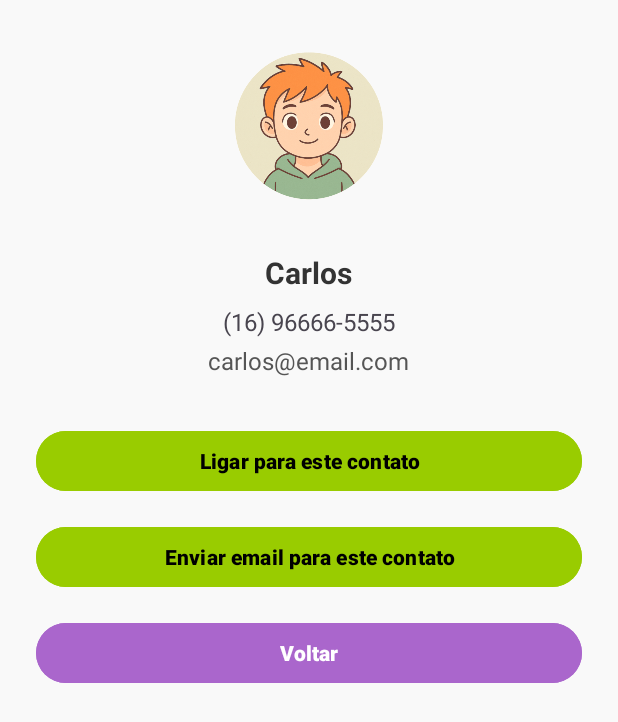
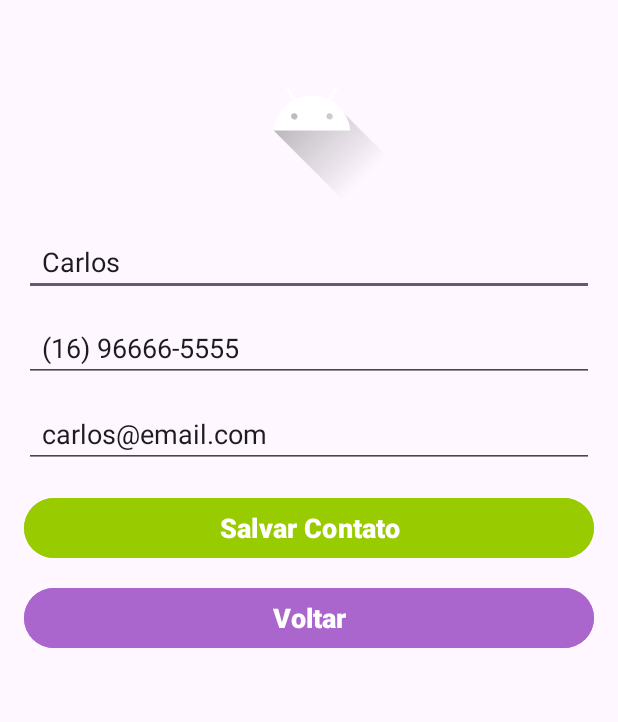
Before and after one commit to vitaoh/android-apps, an Android app: the screen it shows after launch (DetalheContatoActivity before the commit, CadastroContatoActivity after it), after a tap on "Carlos", on a phone screen of 412 x 824 dp. Shown: the top 722 px of the screen. Run offline under Robolectric (Android 15) with nearby library versions, the phone set to English and light mode, and no system bars.

Commit message:
adicionado o AddContato na Agenda

```diff
--- a/Agenda/app/src/main/AndroidManifest.xml
+++ b/Agenda/app/src/main/AndroidManifest.xml
@@ -25,6 +25,10 @@
             android:name=".ui.DetalheContatoActivity"
             android:exported="true">
         </activity>
+        <activity
+            android:name=".ui.CadastroContatoActivity"
+            android:exported="true">
+        </activity>
     </application>
 
 </manifest>
--- /dev/null
+++ b/Agenda/app/src/main/java/com/example/agenda/ui/CadastroContatoActivity.kt
@@ -0,0 +1,59 @@
+package com.example.agenda.ui
+
+import android.app.Activity
+import android.content.Intent
+import android.os.Bundle
+import android.widget.Toast
+import androidx.appcompat.app.AppCompatActivity
+import com.example.agenda.R
+import com.example.agenda.databinding.ActivityCadastroContatoBinding
+import com.example.agenda.model.Contato
+
+class CadastroContatoActivity : AppCompatActivity() {
+
+    private lateinit var binding: ActivityCadastroContatoBinding
+
+    override fun onCreate(savedInstanceState: Bundle?) {
+        super.onCreate(savedInstanceState)
+        binding = ActivityCadastroContatoBinding.inflate(layoutInflater)
+        setContentView(binding.root)
+
+        // Verifica se foi passado um contato para edição
+        val contatoExistente = intent.getSerializableExtra("contato") as? Contato
+        contatoExistente?.let {
+            binding.editNome.setText(it.nome)
+            binding.editTelefone.setText(it.telefone)
+            binding.editEmail.setText(it.email)
+        }
+
+        setupListeners(contatoExistente)
+    }
+
+    private fun setupListeners(contatoExistente: Contato?) {
+        binding.btnEntrar.setOnClickListener {
+            val nome = binding.editNome.text.toString().trim()
+            val telefone = binding.editTelefone.text.toString().trim()
+            val email = binding.editEmail.text.toString().trim()
+
+            if (nome.isEmpty() || telefone.isEmpty() || email.isEmpty()) {
+                Toast.makeText(this, "Preencha todos os campos!", Toast.LENGTH_SHORT).show()
+            } else {
+                val contato = Contato(
+                    R.drawable.ic_launcher_foreground, // Foto padrão
+                    nome,
+                    telefone,
+                    email
+                )
+
+                val resultIntent = Intent()
+                resultIntent.putExtra("novo_contato", contato)
+                setResult(Activity.RESULT_OK, resultIntent)
+                finish()
+            }
+        }
+
+        binding.btnVoltar.setOnClickListener {
+            finish()
+        }
+    }
+}
--- a/Agenda/app/src/main/java/com/example/agenda/ui/MainActivity.kt
+++ b/Agenda/app/src/main/java/com/example/agenda/ui/MainActivity.kt
@@ -1,80 +1,72 @@
 package com.example.agenda.ui
 
+import android.app.Activity
 import android.content.Intent
 import android.os.Bundle
-import android.widget.Toast
-import androidx.activity.enableEdgeToEdge
 import androidx.appcompat.app.AppCompatActivity
-import androidx.core.view.ViewCompat
-import androidx.core.view.WindowInsetsCompat
 import com.example.agenda.R
 import com.example.agenda.adapter.ContatoAdapter
 import com.example.agenda.databinding.ActivityMainBinding
 import com.example.agenda.model.Contato
 
 class MainActivity : AppCompatActivity() {
+
     private lateinit var binding: ActivityMainBinding
     private lateinit var contatos: List<Contato>
+
+    private val ADD_CONTATO_REQUEST = 1
+
     override fun onCreate(savedInstanceState: Bundle?) {
         super.onCreate(savedInstanceState)
         binding = ActivityMainBinding.inflate(layoutInflater)
         setContentView(binding.root)
+
         loadData()
         setupViews()
         setupListeners()
     }
 
-    fun loadData() {
+    private fun loadData() {
         contatos = listOf(
-            Contato(
-                R.drawable.minkey,
-                "Minkey",
-                "(16) 98888-7777",
-                "minkey@email.com"
-            ),
-            Contato(
-                R.drawable.mennie,
-                "Mennie",
-                "(16) 97777-6666",
-                "mennie@email.com"
-            ),
-            Contato(
-                R.drawable.patetla,
-                "Patleta",
-                "(16) 96666-5555",
-                "patleta@email.com"
-            ),
-            Contato(
-                R.drawable.truco,
-                "Truco",
-                "(16) 98888-7777",
-                "truco@email.com"
-            ),
-            Contato(
-                R.drawable.donaldo,
-                "Donaldo",
-                "(16) 97777-6666",
-                "donaldo@email.com"
-            ),
-            Contato(
-                R.drawable.carlos,
-                "Carlos",
-                "(16) 96666-5555",
-                "carlos@email.com"
-            )
+            Contato(R.drawable.minkey, "Minkey", "(16) 98888-7777", "minkey@email.com"),
+            Contato(R.drawable.mennie, "Mennie", "(16) 97777-6666", "mennie@email.com"),
+            Contato(R.drawable.patetla, "Patleta", "(16) 96666-5555", "patleta@email.com"),
+            Contato(R.drawable.truco, "Truco", "(16) 98888-7777", "truco@email.com"),
+            Contato(R.drawable.donaldo, "Donaldo", "(16) 97777-6666", "donaldo@email.com"),
+            Contato(R.drawable.carlos, "Carlos", "(16) 96666-5555", "carlos@email.com")
         ).sortedBy { it.nome }
     }
 
-    fun setupViews() {
+    private fun setupViews() {
         val adapter = ContatoAdapter(this, contatos)
         binding.listViewContatos.adapter = adapter
     }
 
     private fun setupListeners() {
+        // Abrir Detalhes do Contato
         binding.listViewContatos.setOnItemClickListener { _, _, position, _ ->
-            val intent = Intent(this, DetalheContatoActivity::class.java)
-            intent.putExtra("contato", contatos[position])
+            val intent = Intent(this, CadastroContatoActivity::class.java)
+            intent.putExtra("contato", contatos[position]) // Serializable
             startActivity(intent)
+        }
+
+        // Adicionar novo contato
+        binding.fabAddContato.setOnClickListener {
+            val intent = Intent(this, CadastroContatoActivity::class.java)
+            startActivityForResult(intent, ADD_CONTATO_REQUEST)
+        }
+    }
+
+    override fun onActivityResult(requestCode: Int, resultCode: Int, data: Intent?) {
+        super.onActivityResult(requestCode, resultCode, data)
+        if (requestCode == ADD_CONTATO_REQUEST && resultCode == Activity.RESULT_OK) {
+            val novoContato = data?.getSerializableExtra("novo_contato") as? Contato
+            if (novoContato != null) {
+                // Atualiza lista de contatos
+                contatos = contatos.toMutableList().apply { add(novoContato) }.sortedBy { it.nome }
+                val adapter = ContatoAdapter(this, contatos)
+                binding.listViewContatos.adapter = adapter
+            }
         }
     }
 }
--- /dev/null
+++ b/Agenda/app/src/main/res/layout/activity_cadastro_contato.xml
@@ -0,0 +1,91 @@
+<?xml version="1.0" encoding="utf-8"?>
+<androidx.constraintlayout.widget.ConstraintLayout
+    xmlns:android="http://schemas.android.com/apk/res/android"
+    xmlns:app="http://schemas.android.com/apk/res-auto"
+    xmlns:tools="http://schemas.android.com/tools"
+    android:layout_width="match_parent"
+    android:layout_height="match_parent"
+    android:padding="16dp"
+    tools:context=".ui.AddContatoActivity">
+
+    <ImageView
+        android:id="@+id/imgFoto"
+        android:layout_width="120dp"
+        android:layout_height="120dp"
+        android:layout_marginEnd="128dp"
+        android:scaleType="centerCrop"
+        android:src="@drawable/ic_launcher_foreground"
+        app:layout_constraintEnd_toEndOf="parent"
+        app:layout_constraintTop_toTopOf="parent" />
+
+    <EditText
+        android:id="@+id/editNome"
+        android:layout_width="match_parent"
+        android:layout_height="wrap_content"
+        android:hint="Nome do Contato"
+        android:inputType="text"
+        app:layout_constraintTop_toBottomOf="@id/imgFoto"
+        app:layout_constraintStart_toStartOf="parent"
+        app:layout_constraintEnd_toEndOf="parent"
+        android:layout_marginTop="16dp"
+        android:paddingStart="12dp"
+        android:paddingEnd="12dp" />
+
+    <EditText
+        android:id="@+id/editTelefone"
+        android:layout_width="match_parent"
+        android:layout_height="wrap_content"
+        android:hint="Telefone"
+        android:inputType="phone"
+        app:layout_constraintTop_toBottomOf="@id/editNome"
+        app:layout_constraintStart_toStartOf="parent"
+        app:layout_constraintEnd_toEndOf="parent"
+        android:layout_marginTop="12dp"
+        android:paddingStart="12dp"
+        android:paddingEnd="12dp" />
+
+    <EditText
+        android:id="@+id/editEmail"
+        android:layout_width="match_parent"
+        android:layout_height="wrap_content"
+        android:hint="Email"
+        android:inputType="textEmailAddress"
+        app:layout_constraintTop_toBottomOf="@id/editTelefone"
+        app:layout_constraintStart_toStartOf="parent"
+        app:layout_constraintEnd_toEndOf="parent"
+        android:layout_marginTop="12dp"
+        android:paddingStart="12dp"
+        android:paddingEnd="12dp" />
+
+    <Button
+        android:id="@+id/btnEntrar"
+        android:layout_width="match_parent"
+        android:layout_height="wrap_content"
+        android:textSize="18sp"
+        android:text="Salvar Contato"
+        android:textColor="@android:color/white"
+        android:textStyle="bold"
+        android:elevation="3dp"
+        android:backgroundTint="@android:color/holo_green_light"
+        app:layout_constraintTop_toBottomOf="@id/editEmail"
+        app:layout_constraintStart_toStartOf="parent"
+        app:layout_constraintEnd_toEndOf="parent"
+        android:layout_marginTop="16dp" />
+
+    <Button
+        android:id="@+id/btnVoltar"
+        android:layout_width="match_parent"
+        android:layout_height="wrap_content"
+        android:text="Voltar"
+        android:textSize="18sp"
+        android:textColor="@android:color/white"
+        android:textStyle="bold"
+        android:elevation="3dp"
+        android:backgroundTint="@android:color/holo_purple"
+        app:layout_constraintTop_toBottomOf="@id/btnEntrar"
+        app:layout_constraintStart_toStartOf="parent"
+        app:layout_constraintEnd_toEndOf="parent"
+        android:layout_marginTop="12dp"
+        android:layout_marginBottom="16dp" />
+
+</androidx.constraintlayout.widget.ConstraintLayout>
--- a/Agenda/app/src/main/res/layout/activity_main.xml
+++ b/Agenda/app/src/main/res/layout/activity_main.xml
@@ -18,6 +18,13 @@
         android:textStyle="bold"
         android:textColor="#333"
         android:gravity="center" />
+    <Button
+        android:id="@+id/fabAddContato"
+        android:layout_width="match_parent"
+        android:layout_height="wrap_content"
+        android:text="Adicionar Contato"
+        android:layout_marginBottom="24dp"
+        android:textAlignment="center"/>
     <ListView
         android:id="@+id/listViewContatos"
         android:layout_width="match_parent"
```
